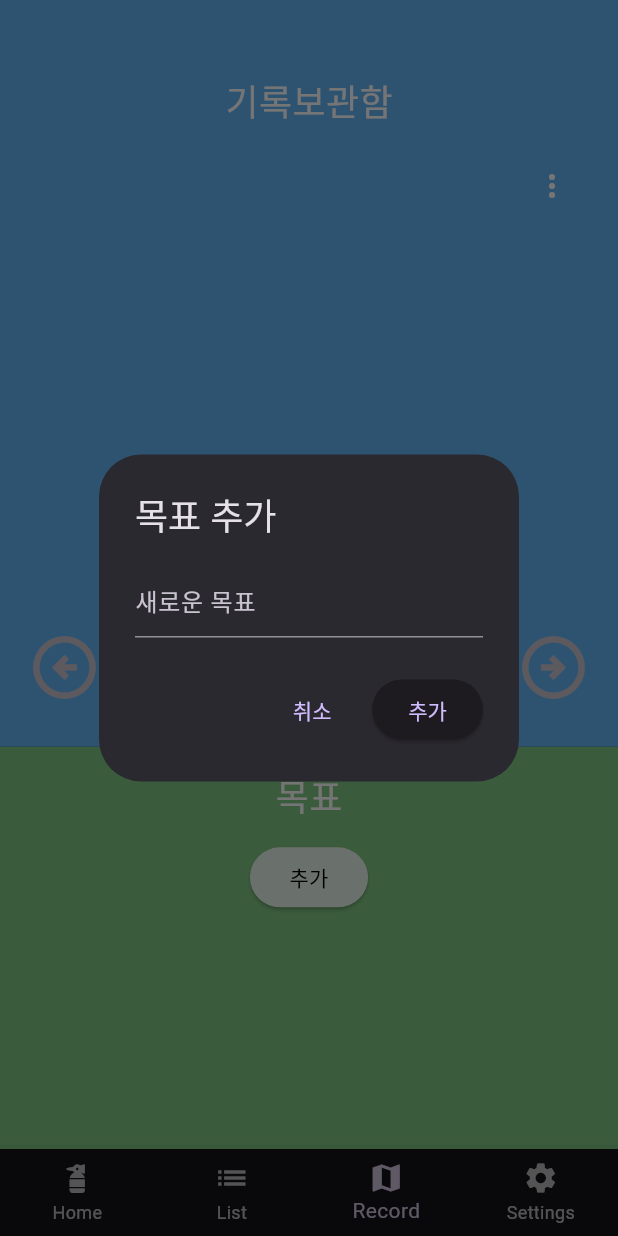
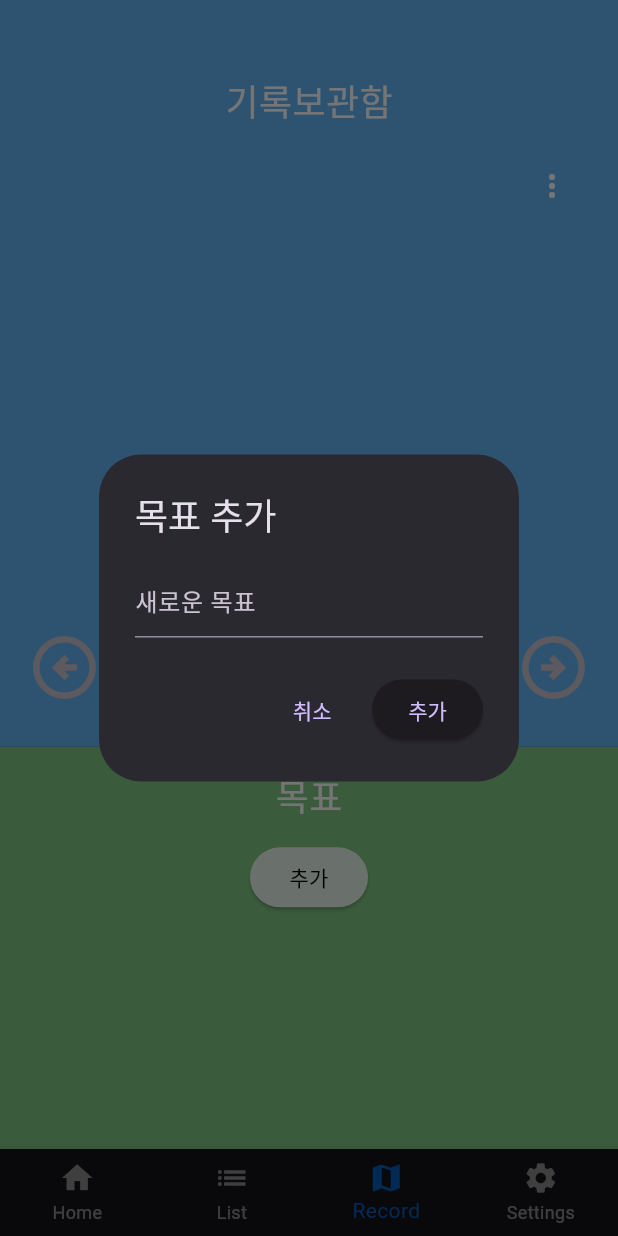
Before and after one commit to recoraddic/recoraddic-android, a Flutter app: the screen it shows after launch, item 3 of the bottom bar chosen, after a tap on "추가", on a phone screen of 412 x 824 dp. Run offline on Flutter 3.47's test engine with Material 3 defaults, Android fonts, the phone set to English and light mode, and no system bars; our stand-ins replace flutter_colorpicker, hive, hive_flutter; accounts and stored records are empty.

Commit message:
[chore] 빌드 파일 수정 및 추가 (#11)
chore : 빌드 파일 수정 및 추가

```diff
--- a/lib/fourth_page/fourth_page.dart
+++ b/lib/fourth_page/fourth_page.dart
@@ -1,13 +1,15 @@
 import 'package:flutter/material.dart';
 
 class FourthPage extends StatelessWidget {
+  const FourthPage({super.key});
+
   @override
   Widget build(BuildContext context) {
     return Center(
       child: Column(
         mainAxisSize: MainAxisSize.min,
         children: <Widget>[
-          Icon(Icons.settings, size: 80),
+          const Icon(Icons.settings, size: 80),
           Text(
             'Settings',
             style: Theme.of(context).textTheme.headlineMedium,
--- a/lib/main.dart
+++ b/lib/main.dart
@@ -35,6 +35,8 @@ class MyApp extends StatelessWidget {
 }
 
 class MyHomePage extends StatefulWidget {
+  const MyHomePage({super.key});
+
   @override
   State<MyHomePage> createState() => _MyHomePageState();
 }
@@ -54,8 +56,8 @@ class _MyHomePageState extends State<MyHomePage> {
       body: IndexedStack(
         index: _selectedIndex,
         children: <Widget>[
-          FirstPage(),
-          SecondPage(),
+          const FirstPage(),
+          const SecondPage(),
           ThirdPage(),
           FourthPage(),
         ],
@@ -64,9 +66,11 @@ class _MyHomePageState extends State<MyHomePage> {
         type: BottomNavigationBarType.fixed,
         currentIndex: _selectedIndex,
         onTap: _onItemTapped,
+        selectedItemColor: Color.fromRGBO(0, 122, 255, 0.7),
+        unselectedItemColor: Color.fromRGBO(255, 255, 255, 0.5),
         items: const <BottomNavigationBarItem>[
           BottomNavigationBarItem(
-            icon: Icon(Icons.fire_extinguisher),
+            icon: Icon(Icons.home),
             label: 'Home',
           ),
           BottomNavigationBarItem(
--- a/lib/third_page/goal_layout.dart
+++ b/lib/third_page/goal_layout.dart
@@ -6,14 +6,14 @@ import '../types/goal.dart';
 class GoalLayout extends StatefulWidget {
   final List<Goal> goalList;
 
-  GoalLayout({required this.goalList});
+  const GoalLayout({super.key, required this.goalList});
 
   @override
   _GoalLayoutState createState() => _GoalLayoutState();
 }
 
 class _GoalLayoutState extends State<GoalLayout> {
-  TextEditingController _newGoalController = TextEditingController();
+  final TextEditingController _newGoalController = TextEditingController();
 
   @override
   Widget build(BuildContext context) {
@@ -21,10 +21,10 @@ class _GoalLayoutState extends State<GoalLayout> {
       color: Colors.green[300],
       child: Column(
         children: [
-          Align(
+          const Align(
             alignment: Alignment.topCenter,
             child: Padding(
-              padding: const EdgeInsets.only(
+              padding: EdgeInsets.only(
                   top: 16.0, left: 16.0, right: 16.0, bottom: 8.0),
               child: Text(
                 '목표',
@@ -47,11 +47,11 @@ class _GoalLayoutState extends State<GoalLayout> {
                           onPressed: () {
                             _showAddGoalDialog(context);
                           },
-                          child: Text('추가'),
                           style: ElevatedButton.styleFrom(
                             backgroundColor: Colors.green[50],
                             foregroundColor: Colors.black,
                           ),
+                          child: Text('추가'),
                         ),
                       ),
                     ),
@@ -62,24 +62,25 @@ class _GoalLayoutState extends State<GoalLayout> {
                       _showEditOrDeleteGoalDialog(context, index);
                     },
                     child: Container(
-                      margin:
-                          EdgeInsets.symmetric(vertical: 4.0, horizontal: 32.0),
-                      padding:
-                          EdgeInsets.symmetric(vertical: 6.0, horizontal: 16.0),
+                      margin: const EdgeInsets.symmetric(
+                          vertical: 4.0, horizontal: 32.0),
+                      padding: const EdgeInsets.symmetric(
+                          vertical: 6.0, horizontal: 16.0),
                       decoration: BoxDecoration(
                         color: Colors.green[50],
                         borderRadius: BorderRadius.circular(10.0),
                       ),
                       child: Text(
                         '${index + 1}. ${widget.goalList[index].title}',
-                        style: TextStyle(color: Colors.black, fontSize: 18.0),
+                        style: const TextStyle(
+                            color: Colors.black, fontSize: 18.0),
                       ),
                     ),
                   );
                 }
               },
-              padding:
-                  EdgeInsets.only(top: 4.0, bottom: 4.0, left: 8.0, right: 8.0),
+              padding: const EdgeInsets.only(
+                  top: 4.0, bottom: 4.0, left: 8.0, right: 8.0),
             ),
           ),
         ],
@@ -93,17 +94,17 @@ class _GoalLayoutState extends State<GoalLayout> {
       context: context,
       builder: (BuildContext context) {
         return AlertDialog(
-          title: Text('목표 추가'),
+          title: const Text('목표 추가'),
           content: TextField(
             controller: _newGoalController,
-            decoration: InputDecoration(hintText: '새로운 목표'),
+            decoration: const InputDecoration(hintText: '새로운 목표'),
           ),
           actions: <Widget>[
             TextButton(
               onPressed: () {
                 Navigator.of(context).pop();
               },
-              child: Text('취소'),
+              child: const Text('취소'),
             ),
             ElevatedButton(
               onPressed: () {
@@ -116,7 +117,7 @@ class _GoalLayoutState extends State<GoalLayout> {
                   Navigator.of(context).pop();
                 }
               },
-              child: Text('추가'),
+              child: const Text('추가'),
             ),
           ],
         );
@@ -130,17 +131,17 @@ class _GoalLayoutState extends State<GoalLayout> {
       context: context,
       builder: (BuildContext context) {
         return AlertDialog(
-          title: Text('목표 수정'),
+          title: const Text('목표 수정'),
           content: TextField(
             controller: _newGoalController,
-            decoration: InputDecoration(hintText: '목표 수정'),
+            decoration: const InputDecoration(hintText: '목표 수정'),
           ),
           actions: <Widget>[
             TextButton(
               onPressed: () {
                 Navigator.of(context).pop();
               },
-              child: Text('취소'),
+              child: const Text('취소'),
             ),
             TextButton(
               onPressed: () {
@@ -151,7 +152,7 @@ class _GoalLayoutState extends State<GoalLayout> {
                 _newGoalController.clear();
                 Navigator.of(context).pop();
               },
-              child: Text('삭제', style: TextStyle(color: Colors.red)),
+              child: const Text('삭제', style: TextStyle(color: Colors.red)),
             ),
             ElevatedButton(
               onPressed: () {
@@ -164,7 +165,7 @@ class _GoalLayoutState extends State<GoalLayout> {
                   Navigator.of(context).pop();
                 }
               },
-              child: Text('수정'),
+              child: const Text('수정'),
             ),
           ],
         );
--- a/lib/third_page/record_block.dart
+++ b/lib/third_page/record_block.dart
@@ -9,14 +9,14 @@ class RecordBlock extends StatelessWidget {
   final Widget facialExpression;
 
   const RecordBlock({
-    Key? key,
+    super.key,
     this.width = 75,
     this.height = 50,
     this.blockColor = Colors.brown,
     this.borderRadius,
     // 일단은 표정만 파라미터로 받자
     required this.facialExpression,
-  }) : super(key: key);
+  });
 
   @override
   Widget build(BuildContext context) {
@@ -31,7 +31,7 @@ class RecordBlock extends StatelessWidget {
             color: Colors.black.withOpacity(0.3), // Shadow color
             spreadRadius: 1, // Spread radius
             blurRadius: 5, // Blur radius
-            offset: Offset(0, 2), // Offset in x and y directions
+            offset: const Offset(0, 2), // Offset in x and y directions
           ),
         ],
       ),
--- a/lib/third_page/third_layout.dart
+++ b/lib/third_page/third_layout.dart
@@ -21,7 +21,8 @@ class ThirdPageContentWidget extends StatelessWidget {
   final List<Goal> goalList;
   final Color blockColor;
 
-  ThirdPageContentWidget({
+  const ThirdPageContentWidget({
+    super.key,
     required this.recordList,
     required this.goalList,
     this.blockColor = Colors.brown,
@@ -36,14 +37,14 @@ class ThirdPageContentWidget extends StatelessWidget {
 
         return Column(
           children: [
-            Container(
+            SizedBox(
               height: recordHeight,
               child: RecordLayout(
                 recordList: recordList,
                 blockColor: blockColor,
               ),
             ),
-            Container(
+            SizedBox(
               height: goalHeight,
               child: GoalLayout(goalList: goalList),
             ),
@@ -55,12 +56,14 @@ class ThirdPageContentWidget extends StatelessWidget {
 }
 
 class ThirdPage extends StatefulWidget {
+  const ThirdPage({super.key});
+
   @override
   _ThirdPageState createState() => _ThirdPageState();
 }
 
 class _ThirdPageState extends State<ThirdPage> {
-  PageController _pageController = PageController();
+  final PageController _pageController = PageController();
   late Box<ThirdPageContent> thirdPageBox;
 
   List<ThirdPageContent> _thirdPageInstances = [];
@@ -110,7 +113,7 @@ class _ThirdPageState extends State<ThirdPage> {
   void _previousPage() {
     if (_pageController.page! > 0) {
       _pageController.previousPage(
-        duration: Duration(milliseconds: 300),
+        duration: const Duration(milliseconds: 300),
         curve: Curves.easeIn,
       );
     }
@@ -119,7 +122,7 @@ class _ThirdPageState extends State<ThirdPage> {
   void _nextPage() {
     if (_pageController.page! < _thirdPageInstances.length - 1) {
       _pageController.nextPage(
-        duration: Duration(milliseconds: 300),
+        duration: const Duration(milliseconds: 300),
         curve: Curves.easeIn,
       );
     }
@@ -131,7 +134,7 @@ class _ThirdPageState extends State<ThirdPage> {
       context: context,
       builder: (BuildContext context) {
         return AlertDialog(
-          title: Center(
+          title: const Center(
             child: Text('보관함 스타일 변경'),
           ),
           content: SingleChildScrollView(
```
Also changed, not shown: analysis_options.yaml (deleted, +0 -28 lines), lib/third_page/popup_menu.dart (+12 -10 lines), lib/third_page/record_layout.dart (+29 -30 lines).
